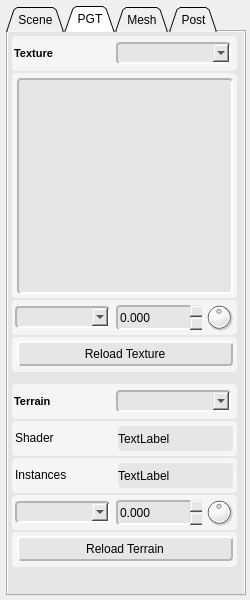
First picture: the form in ShaderEditor/qt/project/tweaker.ui, repository karajensen/shader-editor, before the edit.
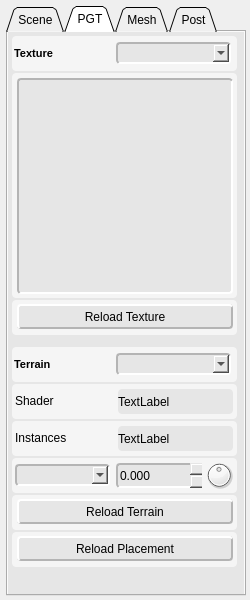
Second picture: the form after the edit. The open tabs and pages were chosen to show the change.

Commit message: adding specular and height to sand

The edit to the form file:
```diff
--- a/ShaderEditor/qt/project/tweaker.ui
+++ b/ShaderEditor/qt/project/tweaker.ui
@@ -1717,173 +1717,6 @@
           </widget>
          </widget>
         </item>
-        <item>
-         <widget class="QFrame" name="textureAttributes">
-          <property name="minimumSize">
-           <size>
-            <width>225</width>
-            <height>35</height>
-           </size>
-          </property>
-          <property name="maximumSize">
-           <size>
-            <width>225</width>
-            <height>35</height>
-           </size>
-          </property>
-          <property name="styleSheet">
-           <string notr="true">background-color: rgb(245, 245, 245);
-border-radius: 4px;</string>
-          </property>
-          <property name="frameShape">
-           <enum>QFrame::NoFrame</enum>
-          </property>
-          <property name="frameShadow">
-           <enum>QFrame::Plain</enum>
-          </property>
-          <property name="lineWidth">
-           <number>0</number>
-          </property>
-          <widget class="QDoubleSpinBox" name="textureAttributes_value">
-           <property name="geometry">
-            <rect>
-             <x>104</x>
-             <y>5</y>
-             <width>86</width>
-             <height>25</height>
-            </rect>
-           </property>
-           <property name="sizePolicy">
-            <sizepolicy hsizetype="Fixed" vsizetype="Fixed">
-             <horstretch>0</horstretch>
-             <verstretch>0</verstretch>
-            </sizepolicy>
-           </property>
-           <property name="minimumSize">
-            <size>
-             <width>86</width>
-             <height>25</height>
-            </size>
-           </property>
-           <property name="maximumSize">
-            <size>
-             <width>86</width>
-             <height>25</height>
-            </size>
-           </property>
-           <property name="styleSheet">
-            <string notr="true">background-color: rgb(230, 230, 230);
-border-top-color: rgb(180, 180, 180);
-border-left-color: rgb(180, 180, 180);
-border-bottom-color: rgb(255, 255, 255);
-border-right-color: rgb(255, 255, 255);
-border-style: solid;
-border-width: 2px;</string>
-           </property>
-           <property name="frame">
-            <bool>false</bool>
-           </property>
-           <property name="buttonSymbols">
-            <enum>QAbstractSpinBox::UpDownArrows</enum>
-           </property>
-           <property name="decimals">
-            <number>3</number>
-           </property>
-           <property name="minimum">
-            <double>-9999.000000000000000</double>
-           </property>
-           <property name="maximum">
-            <double>9999.000000000000000</double>
-           </property>
-           <property name="singleStep">
-            <double>0.050000000000000</double>
-           </property>
-          </widget>
-          <widget class="QDial" name="textureAttributes_dial">
-           <property name="geometry">
-            <rect>
-             <x>192</x>
-             <y>2</y>
-             <width>30</width>
-             <height>30</height>
-            </rect>
-           </property>
-           <property name="sizePolicy">
-            <sizepolicy hsizetype="Fixed" vsizetype="Fixed">
-             <horstretch>0</horstretch>
-             <verstretch>0</verstretch>
-            </sizepolicy>
-           </property>
-           <property name="minimumSize">
-            <size>
-             <width>30</width>
-             <height>30</height>
-            </size>
-           </property>
-           <property name="maximumSize">
-            <size>
-             <width>30</width>
-             <height>30</height>
-            </size>
-           </property>
-           <property name="styleSheet">
-            <string notr="true">border-width: 0px;</string>
-           </property>
-           <property name="minimum">
-            <number>-10000</number>
-           </property>
-           <property name="maximum">
-            <number>10000</number>
-           </property>
-          </widget>
-          <widget class="QComboBox" name="textureAttributes_box">
-           <property name="geometry">
-            <rect>
-             <x>3</x>
-             <y>6</y>
-             <width>95</width>
-             <height>22</height>
-            </rect>
-           </property>
-           <property name="sizePolicy">
-            <sizepolicy hsizetype="Fixed" vsizetype="Fixed">
-             <horstretch>0</horstretch>
-             <verstretch>0</verstretch>
-            </sizepolicy>
-           </property>
-           <property name="minimumSize">
-            <size>
-             <width>95</width>
-             <height>22</height>
-            </size>
-           </property>
-           <property name="maximumSize">
-            <size>
-             <width>90</width>
-             <height>22</height>
-            </size>
-           </property>
-           <property name="baseSize">
-            <size>
-             <width>90</width>
-             <height>25</height>
-            </size>
-           </property>
-           <property name="styleSheet">
-            <string notr="true">background-color: rgb(230, 230, 230);
-border-top-color: rgb(180, 180, 180);
-border-left-color: rgb(180, 180, 180);
-border-bottom-color: rgb(255, 255, 255);
-border-right-color: rgb(255, 255, 255);
-border-style: solid;
-border-width: 2px;</string>
-           </property>
-           <property name="frame">
-            <bool>false</bool>
-           </property>
-          </widget>
-         </widget>
-        </item>
         <item>
          <widget class="QFrame" name="reloadTexture">
           <property name="sizePolicy">
@@ -2547,6 +2380,63 @@
           </widget>
          </widget>
         </item>
+        <item>
+         <widget class="QFrame" name="reloadPlacement">
+          <property name="sizePolicy">
+           <sizepolicy hsizetype="Fixed" vsizetype="Fixed">
+            <horstretch>0</horstretch>
+            <verstretch>0</verstretch>
+           </sizepolicy>
+          </property>
+          <property name="minimumSize">
+           <size>
+            <width>225</width>
+            <height>35</height>
+           </size>
+          </property>
+          <property name="maximumSize">
+           <size>
+            <width>225</width>
+            <height>35</height>
+           </size>
+          </property>
+          <property name="styleSheet">
+           <string notr="true">background-color: rgb(245, 245, 245);
+border-radius: 4px;</string>
+          </property>
+          <property name="frameShape">
+           <enum>QFrame::Panel</enum>
+          </property>
+          <property name="frameShadow">
+           <enum>QFrame::Raised</enum>
+          </property>
+          <widget class="QPushButton" name="reloadPlacement_btn">
+           <property name="geometry">
+            <rect>
+             <x>5</x>
+             <y>4</y>
+             <width>216</width>
+             <height>25</height>
+            </rect>
+           </property>
+           <property name="styleSheet">
+            <string notr="true">background-color: rgb(230, 230, 230);
+border-top-color: rgb(255, 255, 255);
+border-left-color: rgb(255, 255, 255);
+border-bottom-color: rgb(180, 180, 180);
+border-right-color: rgb(180, 180, 180);
+border-style: solid;
+border-width: 2px;</string>
+           </property>
+           <property name="text">
+            <string>Reload Placement</string>
+           </property>
+           <property name="default">
+            <bool>false</bool>
+           </property>
+          </widget>
+         </widget>
+        </item>
         <item>
          <spacer name="_areaSpacer">
           <property name="orientation">
```
Left out of the diff: 2 changed lines with no effect on the pictures. The commit also changes 22 other files.
